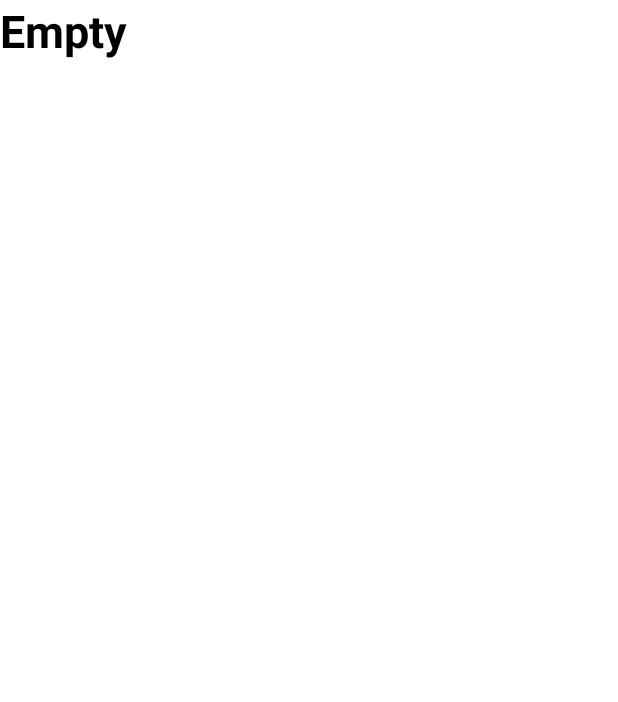
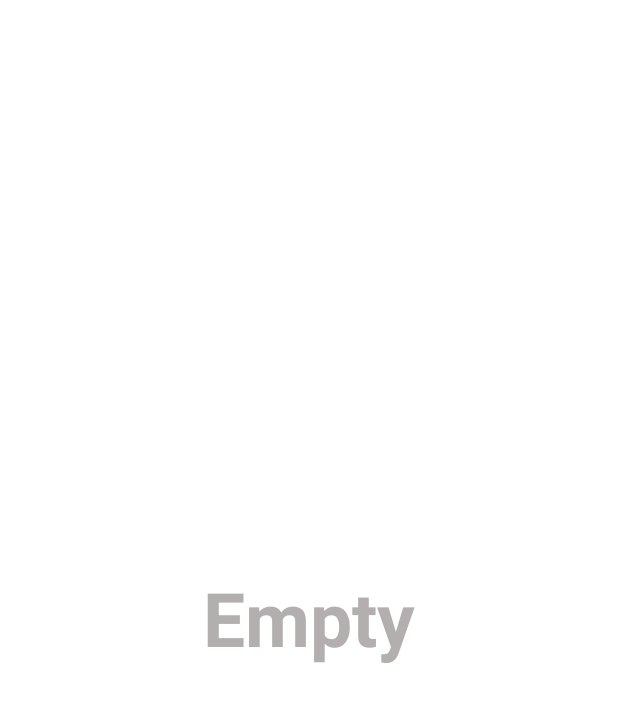
Before and after one commit to KasumiYae/wordpress-mobile-app-fork-, an Android app: the fragment Unanswered shown on its own in the app's theme, on a phone screen of 412 x 824 dp. Shown: the top 702 px of the screen. Run offline under Robolectric (Android 15) with nearby library versions, the phone set to English and light mode, and no system bars.

Commit message:
change some code in comment layout

```diff
--- a/app/src/main/res/layout/fragment_unanswered__comments.xml
+++ b/app/src/main/res/layout/fragment_unanswered__comments.xml
@@ -6,11 +6,17 @@
     android:background="@color/white"
     tools:context=".Comment.Unanswered">
 
-    <TextView
-        android:textColor="@color/black"
-        android:layout_width="wrap_content"
-        android:layout_height="wrap_content"
-        android:text="Empty"
-        android:textSize="30dp"
-        android:textStyle="bold"/>
+    <RelativeLayout
+        android:layout_width="match_parent"
+        android:layout_height="match_parent">
+
+        <TextView
+            android:layout_width="wrap_content"
+            android:layout_height="wrap_content"
+            android:text="Empty"
+            android:textSize="50dp"
+            android:textStyle="bold"
+            android:textColor="@color/dark_gray"
+            android:layout_centerInParent="true"/>
+    </RelativeLayout>
 </LinearLayout>
```
Also changed, not shown: app/src/main/res/layout/fragment_bin.xml (+15 -5 lines), app/src/main/res/layout/fragment_spam.xml (+12 -6 lines).
